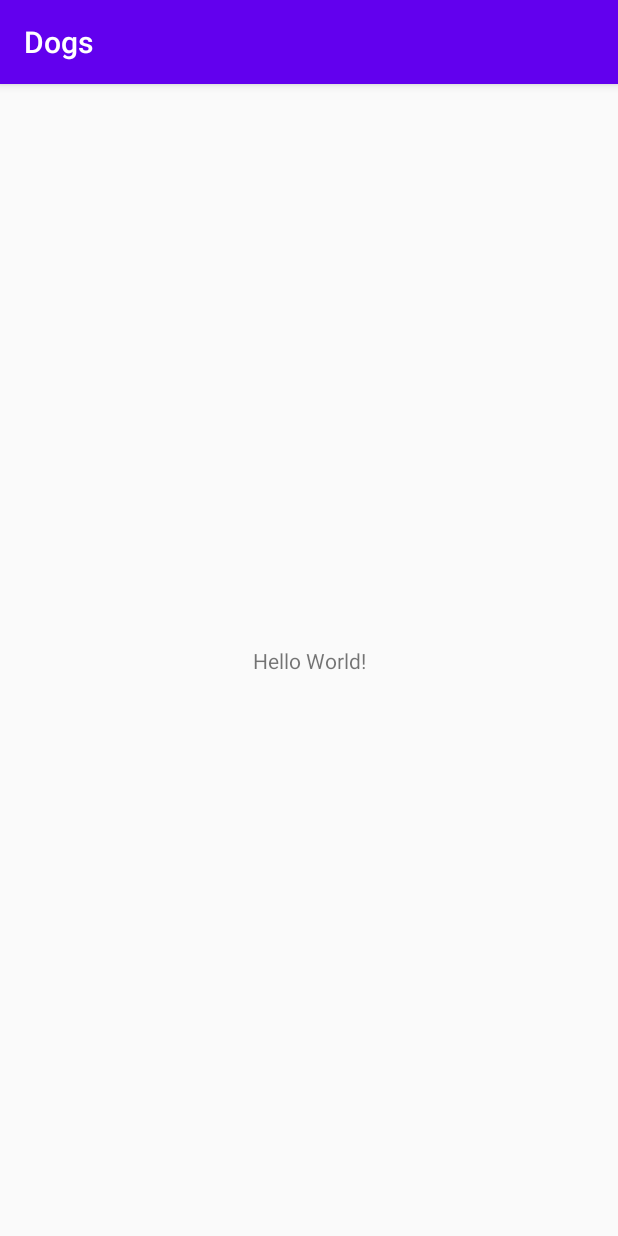
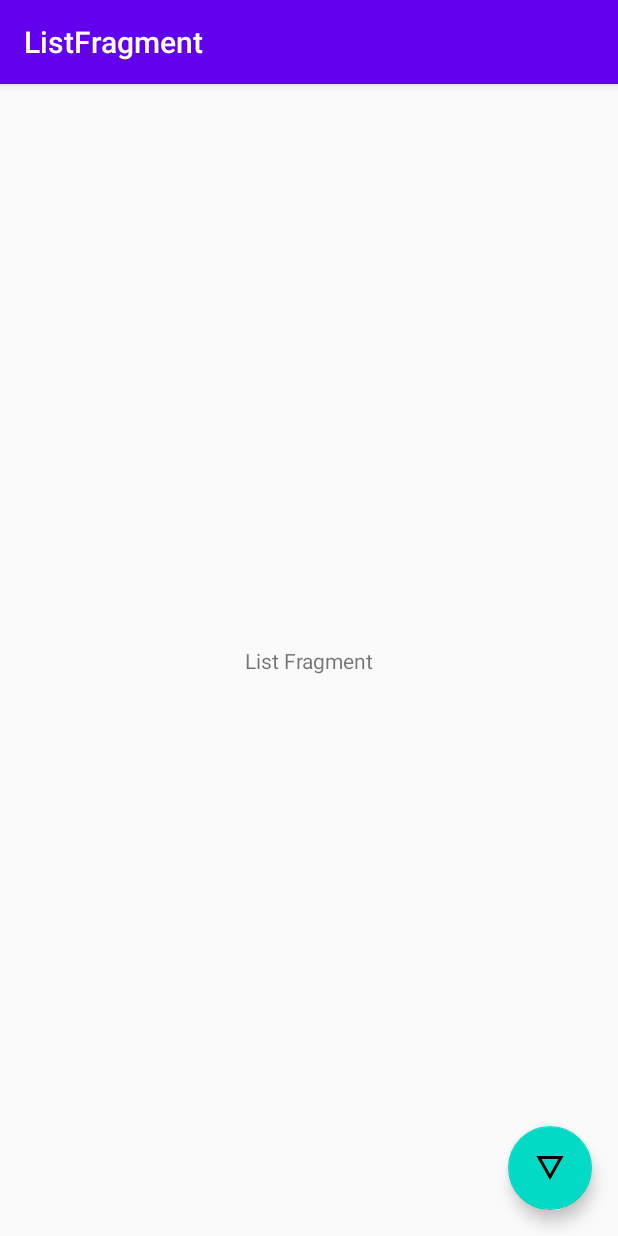
Before and after one commit to hanzosama/AndroidKotlinExercises, an Android app: the screen it shows after launch (MainActivity), on a phone screen of 412 x 824 dp. Run offline under Robolectric (Android 15) with nearby library versions, the phone set to English and light mode, and no system bars; our stand-ins replace data binding, navigation-ui.

Commit message:
Added basic navigation graph.

```diff
--- a/Dogs/app/src/main/AndroidManifest.xml
+++ b/Dogs/app/src/main/AndroidManifest.xml
@@ -9,7 +9,7 @@
         android:roundIcon="@mipmap/ic_dog_launcher"
         android:supportsRtl="true"
         android:theme="@style/AppTheme">
-        <activity android:name=".MainActivity">
+        <activity android:name=".view.MainActivity">
             <intent-filter>
                 <action android:name="android.intent.action.MAIN" />
 
--- /dev/null
+++ b/Dogs/app/src/main/java/com/sennin/dev/dogs/view/ListFragment.kt
@@ -0,0 +1,36 @@
+package com.sennin.dev.dogs.view
+
+import android.os.Bundle
+import androidx.fragment.app.Fragment
+import android.view.LayoutInflater
+import android.view.View
+import android.view.ViewGroup
+import androidx.navigation.NavDirections
+import androidx.navigation.Navigation
+
+import com.sennin.dev.dogs.R
+import kotlinx.android.synthetic.main.fragment_list.*
+
+/**
+ * A simple [Fragment] subclass.
+ */
+class ListFragment : Fragment() {
+
+    override fun onCreateView(
+        inflater: LayoutInflater, container: ViewGroup?,
+        savedInstanceState: Bundle?
+    ): View? {
+        // Inflate the layout for this fragment
+        return inflater.inflate(R.layout.fragment_list, container, false)
+    }
+
+    override fun onViewCreated(view: View, savedInstanceState: Bundle?) {
+        super.onViewCreated(view, savedInstanceState)
+        buttonDetail.setOnClickListener {
+            //This are autogenerated classes using the graph
+            val action = ListFragmentDirections.actionDetailFragment()
+            action.dogUuid = 5
+            Navigation.findNavController(it).navigate(action)
+        }
+    }
+}
--- /dev/null
+++ b/Dogs/app/src/main/java/com/sennin/dev/dogs/view/MainActivity.kt
@@ -0,0 +1,26 @@
+package com.sennin.dev.dogs.view
+
+import androidx.appcompat.app.AppCompatActivity
+import android.os.Bundle
+import androidx.navigation.NavController
+import androidx.navigation.Navigation
+import androidx.navigation.ui.NavigationUI
+import com.sennin.dev.dogs.R
+
+class MainActivity : AppCompatActivity() {
+
+    private lateinit var navController: NavController
+
+    override fun onCreate(savedInstanceState: Bundle?) {
+        super.onCreate(savedInstanceState)
+        setContentView(R.layout.activity_main)
+        //Getting the navigation Controller from the NavHostFragment
+        navController = Navigation.findNavController(this, R.id.fragment)
+        NavigationUI.setupActionBarWithNavController(this, navController)
+    }
+
+    override fun onSupportNavigateUp(): Boolean {
+        //Setting on UP Navigation using the controller reference
+        return NavigationUI.navigateUp(navController, null)
+    }
+}
--- /dev/null
+++ b/Dogs/app/src/main/res/drawable/ic_details.xml
@@ -0,0 +1,9 @@
+<vector xmlns:android="http://schemas.android.com/apk/res/android"
+        android:width="24dp"
+        android:height="24dp"
+        android:viewportWidth="24.0"
+        android:viewportHeight="24.0">
+    <path
+        android:fillColor="#FF000000"
+        android:pathData="M3,4l9,16 9,-16L3,4zM6.38,6h11.25L12,16 6.38,6z"/>
+</vector>
--- a/Dogs/app/src/main/res/layout/activity_main.xml
+++ b/Dogs/app/src/main/res/layout/activity_main.xml
@@ -4,15 +4,24 @@
     xmlns:tools="http://schemas.android.com/tools"
     android:layout_width="match_parent"
     android:layout_height="match_parent"
-    tools:context=".MainActivity">
+    tools:context=".view.MainActivity">
 
-    <TextView
-        android:layout_width="wrap_content"
-        android:layout_height="wrap_content"
-        android:text="Hello World!"
+    <fragment
+        android:id="@+id/fragment"
+        android:name="androidx.navigation.fragment.NavHostFragment"
+        android:layout_width="0dp"
+        android:layout_height="0dp"
+        android:layout_marginStart="1dp"
+        android:layout_marginLeft="1dp"
+        android:layout_marginTop="1dp"
+        android:layout_marginEnd="1dp"
+        android:layout_marginRight="1dp"
+        android:layout_marginBottom="1dp"
+        app:defaultNavHost="true"
         app:layout_constraintBottom_toBottomOf="parent"
-        app:layout_constraintLeft_toLeftOf="parent"
-        app:layout_constraintRight_toRightOf="parent"
-        app:layout_constraintTop_toTopOf="parent" />
+        app:layout_constraintEnd_toEndOf="parent"
+        app:layout_constraintStart_toStartOf="parent"
+        app:layout_constraintTop_toTopOf="parent"
+        app:navGraph="@navigation/dog_navigation" />
 
 </androidx.constraintlayout.widget.ConstraintLayout>
--- /dev/null
+++ b/Dogs/app/src/main/res/layout/fragment_list.xml
@@ -0,0 +1,34 @@
+<?xml version="1.0" encoding="utf-8"?>
+<layout xmlns:android="http://schemas.android.com/apk/res/android"
+    xmlns:app="http://schemas.android.com/apk/res-auto"
+    xmlns:tools="http://schemas.android.com/tools">
+
+    <androidx.constraintlayout.widget.ConstraintLayout
+        android:layout_width="match_parent"
+        android:layout_height="match_parent"
+        tools:context=".view.ListFragment">
+
+        <TextView
+            android:id="@+id/textView"
+            android:layout_width="wrap_content"
+            android:layout_height="wrap_content"
+            android:text="List Fragment"
+            app:layout_constraintBottom_toBottomOf="parent"
+            app:layout_constraintEnd_toEndOf="parent"
+            app:layout_constraintStart_toStartOf="parent"
+            app:layout_constraintTop_toTopOf="parent" />
+
+        <com.google.android.material.floatingactionbutton.FloatingActionButton
+            android:id="@+id/buttonDetail"
+            android:layout_width="wrap_content"
+            android:layout_height="wrap_content"
+            android:layout_marginEnd="16dp"
+            android:layout_marginRight="16dp"
+            android:layout_marginBottom="16dp"
+            android:clickable="true"
+            android:src="@drawable/ic_details"
+            app:layout_constraintBottom_toBottomOf="parent"
+            app:layout_constraintEnd_toEndOf="parent" />
+
+    </androidx.constraintlayout.widget.ConstraintLayout>
+</layout>
--- /dev/null
+++ b/Dogs/app/src/main/res/navigation/dog_navigation.xml
@@ -0,0 +1,29 @@
+<?xml version="1.0" encoding="utf-8"?>
+<navigation xmlns:android="http://schemas.android.com/apk/res/android"
+    xmlns:app="http://schemas.android.com/apk/res-auto"
+    android:id="@+id/dog_navigation"
+    app:startDestination="@id/listFragment">
+
+    <fragment
+        android:id="@+id/listFragment"
+        android:name="com.sennin.dev.dogs.view.ListFragment"
+        android:label="ListFragment">
+        <action
+            android:id="@+id/actionDetailFragment"
+            app:destination="@id/detailFragment"
+            app:enterAnim="@anim/nav_default_enter_anim"
+            app:exitAnim="@anim/nav_default_exit_anim" />
+    </fragment>
+    <fragment
+        android:id="@+id/detailFragment"
+        android:name="com.sennin.dev.dogs.view.DetailFragment"
+        android:label="DetailFragment">
+        <action
+            android:id="@+id/actionListFragment"
+            app:destination="@id/listFragment" />
+        <argument
+            android:name="dogUuid"
+            android:defaultValue="0"
+            app:argType="integer" />
+    </fragment>
+</navigation>
--- a/Dogs/app/src/main/res/values/strings.xml
+++ b/Dogs/app/src/main/res/values/strings.xml
@@ -1,3 +1,6 @@
 <resources>
     <string name="app_name">Dogs</string>
+
+    <!-- TODO: Remove or change this placeholder text -->
+    <string name="hello_blank_fragment">Hello blank fragment</string>
 </resources>
```
Also changed, not shown: Dogs/app/src/main/java/com/sennin/dev/dogs/MainActivity.kt (deleted, +0 -12 lines), Dogs/app/src/main/java/com/sennin/dev/dogs/view/DetailFragment.kt (added, +39 -0 lines), Dogs/app/src/main/res/drawable/ic_list.xml (added, +9 -0 lines), Dogs/app/src/main/res/layout/fragment_detail.xml (added, +34 -0 lines).
